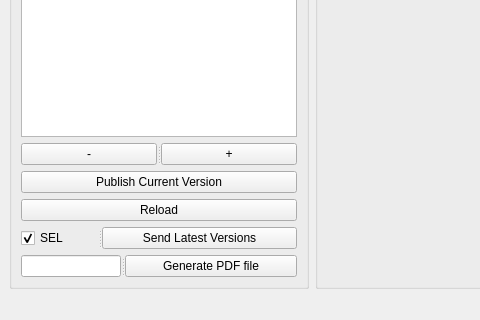
This is assembler/ui/ui_assembler_main.ui in kiryha/CIS553 as Qt 5 draws it before an edit; both pictures show x 0 to 480 and y 572 to 892 of the 1108 by 892 pixel window. The edited form follows.
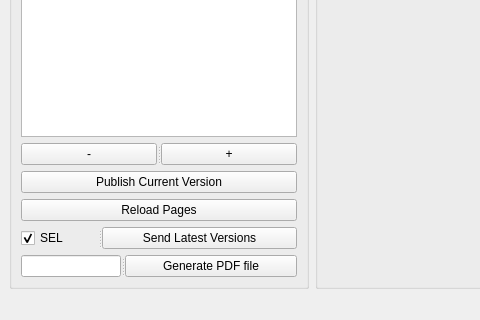
This is the edited form.

Commit message: implement page publish

```diff
--- a/assembler/ui/ui_assembler_main.ui
+++ b/assembler/ui/ui_assembler_main.ui
@@ -63,7 +63,7 @@
        <item>
         <widget class="QPushButton" name="btnReload">
          <property name="text">
-          <string>Reload</string>
+          <string>Reload Pages</string>
          </property>
         </widget>
        </item>
```
The commit also changes 2 other files.
